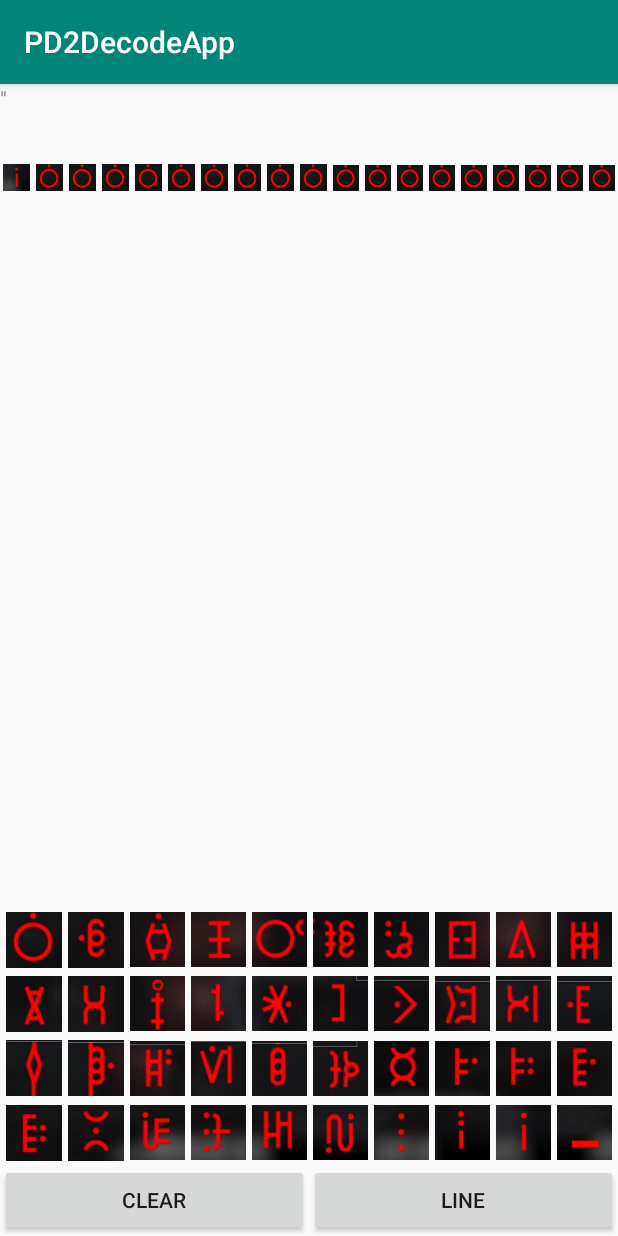
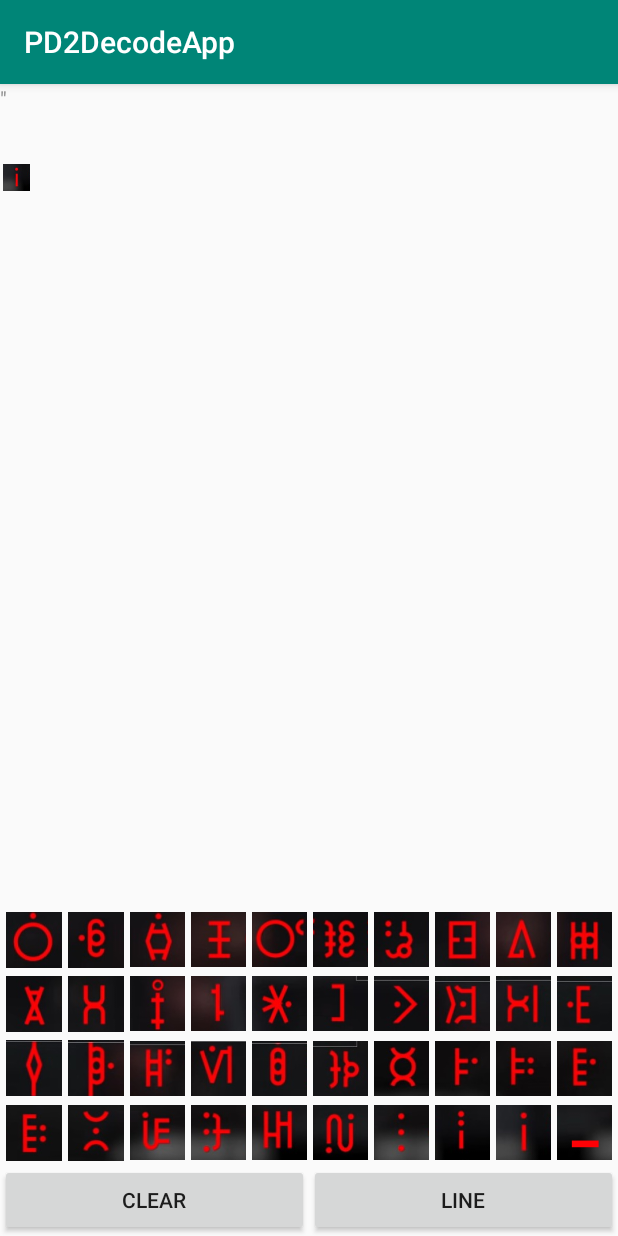
Before and after one commit to JQueimado/Payday2DecoderApp, an Android app: the screen it shows after launch (MainActivity), after a tap on an icon or button, on a phone screen of 412 x 824 dp. Run offline under Robolectric (Android 15) with nearby library versions, the light colour scheme and no system bars.

Commit message:
prefect_printer

```diff
--- a/App/app/src/main/java/com/example/pd2decodeapp/MainActivity.java
+++ b/App/app/src/main/java/com/example/pd2decodeapp/MainActivity.java
@@ -13,7 +13,7 @@ import java.util.List;
 public class MainActivity extends AppCompatActivity {
 
     Translator translator;
-    PrinterControler controler;
+    PrinterControler printer_controler;
     TextView tv;
 
     @Override
@@ -23,7 +23,7 @@ public class MainActivity extends AppCompatActivity {
 
         try {
             translator = new Translator();
-            controler = new PrinterControler( (LinearLayout) findViewById(R.id.printer), translator );
+            printer_controler = new PrinterControler( (LinearLayout) findViewById(R.id.printer), translator );
             tv = (TextView) findViewById(R.id.textDebug);
         }
         catch (Exception e)
@@ -202,13 +202,14 @@ public class MainActivity extends AppCompatActivity {
 
         translator.add(code);
         tv.setText(translator.translate());
-        controler.refresh();
+        printer_controler.refresh();
     }
 
     public void clear_button(View v)
     {
         translator.clear();
         tv.setText("");
+        printer_controler.clear();
     }
 
     public void line_button(View v)
--- a/App/app/src/main/java/com/example/pd2decodeapp/PrinterControler.java
+++ b/App/app/src/main/java/com/example/pd2decodeapp/PrinterControler.java
@@ -23,11 +23,31 @@ public class PrinterControler {
 
         this.view = layout;
         this.translator = tr;
+
+        this.clear();
+
+    }
+
+    public void clear()
+    {
+        for(int i = 0; i<PRINTERSIZE; i++)
+        {
+            ImageView img = (ImageView) this.view.getChildAt(i);
+            img.setImageResource(0);
+        }
     }
 
     private void move()
     {
-
+        for(int i = PRINTERSIZE-1; i>=0; i--)
+        {
+            try {
+                ImageView view = (ImageView) this.view.getChildAt(i);
+                view.setImageResource(Translator.to_image(translator.codes.get(translator.codes.size() - (PRINTERSIZE - i) )));
+            }
+            catch (Exception e)
+            { }
+        }
     }
 
     public void refresh()
@@ -38,8 +58,13 @@ public class PrinterControler {
         }
         else
         {
-            ImageView image = (ImageView) this.view.getChildAt(translator.codes.size() - 1);
-            image.setImageResource( Translator.to_image( translator.codes.get( translator.codes.size()-1 )) );
+            try{
+                ImageView image = (ImageView) this.view.getChildAt(translator.codes.size() - 1);
+                int result = translator.codes.get( translator.codes.size()-1 );
+                image.setImageResource( Translator.to_image( result ) );
+            }
+            catch (Exception e)
+            {}
         }
     }
 }
```
